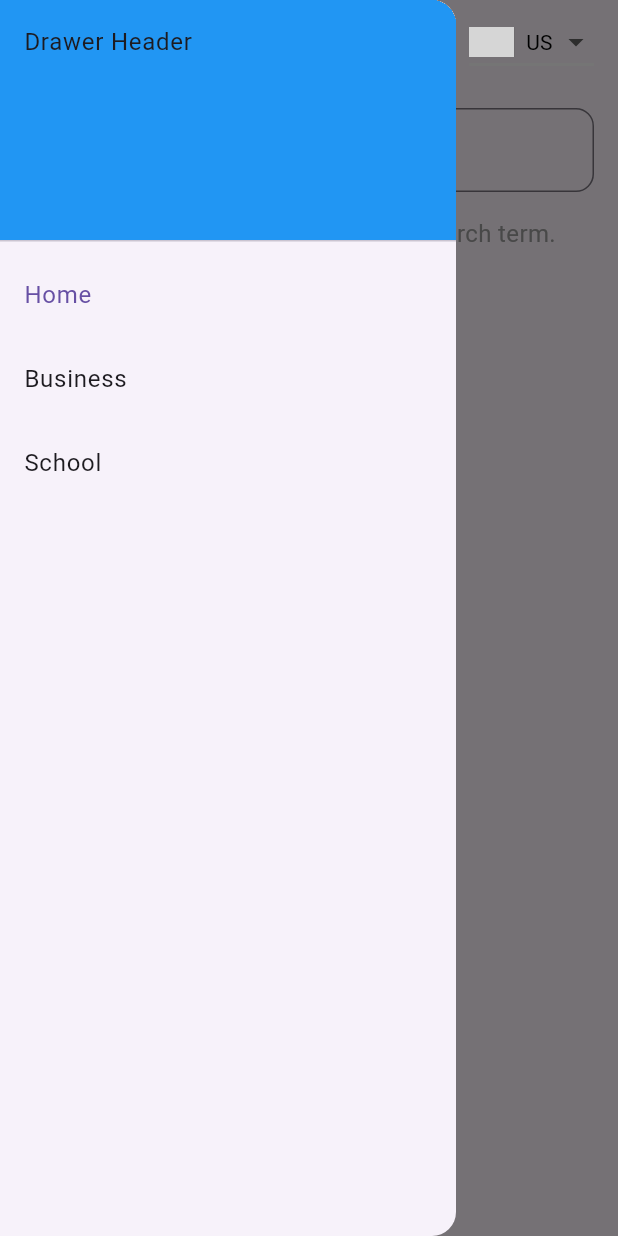
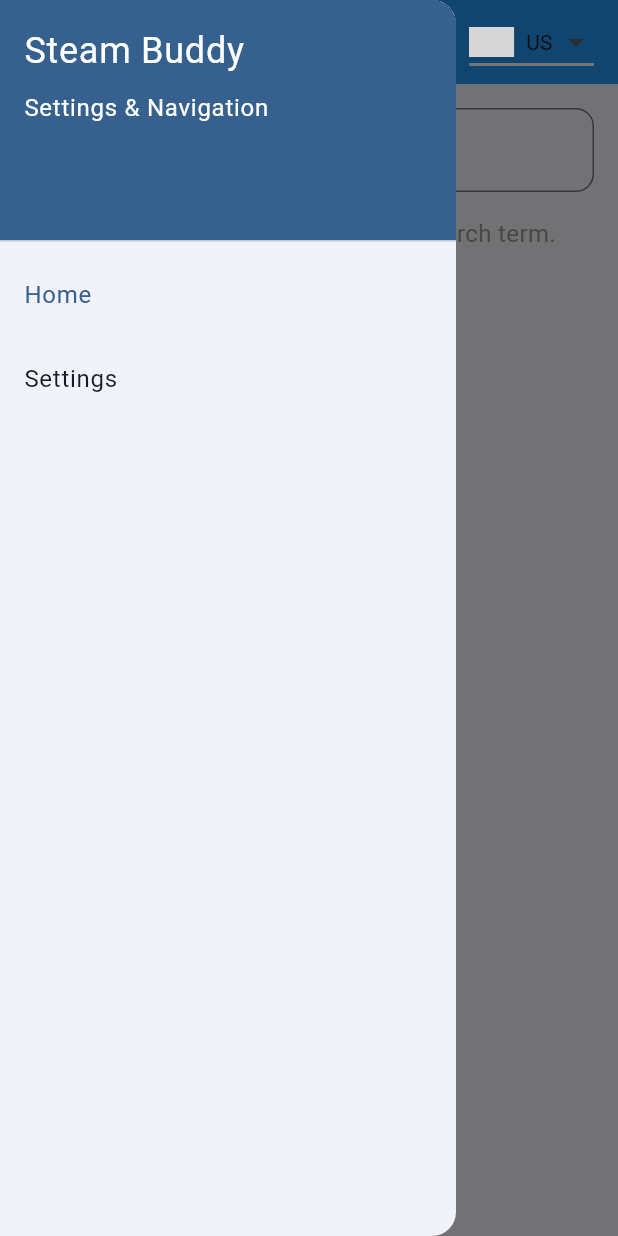
Before and after one commit to reihansyahfitra/steam_buddy_flutter, a Flutter app: the screen it shows after launch, in the side drawer, after a tap on the "menu" icon, on a phone screen of 412 x 824 dp. Run offline on Flutter 3.47's test engine with Material 3 defaults, Android fonts, the phone set to English and light mode, and no system bars; our stand-ins replace shared_preferences; missing offline and left inert: country_flags; network calls fail; grey boxes are pictures that could not be loaded.

Commit message:
Add ThemeProvider for dynamic theming and integrate with main app structure

```diff
--- a/lib/home.dart
+++ b/lib/home.dart
@@ -517,10 +517,7 @@
             _isLoading = false;
           });
 
-          print('Loaded ${_games.length} featured games');
-          if (_games.isNotEmpty) {
-            print('Sample game: ${_games.first}');
-          }
+          if (_games.isNotEmpty) {}
         } else {
           throw Exception('Failed to load featured games');
         }
@@ -534,7 +531,6 @@
             ),
           );
         });
-        print('Error loading featured games: $e');
       }
     } else {
       try {
--- a/lib/main.dart
+++ b/lib/main.dart
@@ -2,11 +2,16 @@
 import 'package:steam_buddy/home.dart';
 import 'package:provider/provider.dart';
 import 'package:steam_buddy/currency_provider.dart';
+import 'package:steam_buddy/theme_provider.dart';
+import 'package:steam_buddy/settings.dart';
 import 'package:country_flags/country_flags.dart';
 
 void main() => runApp(
-  ChangeNotifierProvider(
-    create: (context) => CurrencyProvider(),
+  MultiProvider(
+    providers: [
+      ChangeNotifierProvider(create: (context) => CurrencyProvider()),
+      ChangeNotifierProvider(create: (context) => ThemeProvider()),
+    ],
     child: const MyApp(),
   ),
 );
@@ -18,8 +23,11 @@
 
   @override
   Widget build(BuildContext context) {
-    return const MaterialApp(
+    final themeProvider = Provider.of<ThemeProvider>(context);
+
+    return MaterialApp(
       title: appTitle,
+      theme: themeProvider.currentTheme,
       debugShowCheckedModeBanner: false,
       home: MyHomePage(title: appTitle),
     );
@@ -135,8 +143,7 @@
   );
   static const List<Widget> _widgetOptions = <Widget>[
     HomeScreen(),
-    Text('Index 1: Business', style: optionStyle),
-    Text('Index 2: School', style: optionStyle),
+    SettingScreen(),
   ];
 
   void _onItemTapped(int index) {
@@ -148,6 +155,7 @@
   @override
   Widget build(BuildContext context) {
     final currencyProvider = Provider.of<CurrencyProvider>(context);
+    final themeProvider = Provider.of<ThemeProvider>(context);
 
     return Scaffold(
       appBar: AppBar(
@@ -179,7 +187,17 @@
                           children: [
                             _getFlag(value),
                             const SizedBox(width: 8),
-                            Text(value),
+                            Text(
+                              value,
+                              style: TextStyle(
+                                color:
+                                    themeProvider
+                                        .currentTheme
+                                        .textTheme
+                                        .bodyLarge!
+                                        .color,
+                              ),
+                            ),
                           ],
                         ),
                       ),
@@ -201,16 +219,32 @@
       ),
       body: Center(child: _widgetOptions[_selectedIndex]),
       drawer: Drawer(
-        // Add a ListView to the drawer. This ensures the user can scroll
-        // through the options in the drawer if there isn't enough vertical
-        // space to fit everything.
         child: ListView(
-          // Important: Remove any padding from the ListView.
           padding: EdgeInsets.zero,
           children: [
-            const DrawerHeader(
-              decoration: BoxDecoration(color: Colors.blue),
-              child: Text('Drawer Header'),
+            DrawerHeader(
+              decoration: BoxDecoration(
+                color: Theme.of(context).colorScheme.primary,
+              ),
+              child: Column(
+                crossAxisAlignment: CrossAxisAlignment.start,
+                children: [
+                  Text(
+                    'Steam Buddy',
+                    style: TextStyle(
+                      color: Theme.of(context).colorScheme.onPrimary,
+                      fontSize: 24,
+                    ),
+                  ),
+                  const SizedBox(height: 8),
+                  Text(
+                    'Settings & Navigation',
+                    style: TextStyle(
+                      color: Theme.of(context).colorScheme.onPrimary,
+                    ),
+                  ),
+                ],
+              ),
             ),
             ListTile(
               title: const Text('Home'),
@@ -223,21 +257,11 @@
               },
             ),
             ListTile(
-              title: const Text('Business'),
+              title: const Text('Settings'),
               selected: _selectedIndex == 1,
               onTap: () {
                 // Update the state of the app
                 _onItemTapped(1);
-                // Then close the drawer
-                Navigator.pop(context);
-              },
-            ),
-            ListTile(
-              title: const Text('School'),
-              selected: _selectedIndex == 2,
-              onTap: () {
-                // Update the state of the app
-                _onItemTapped(2);
                 // Then close the drawer
                 Navigator.pop(context);
               },
--- /dev/null
+++ b/lib/theme_provider.dart
@@ -0,0 +1,148 @@
+import 'package:flutter/material.dart';
+import 'package:shared_preferences/shared_preferences.dart';
+
+class ThemeProvider extends ChangeNotifier {
+  final ThemeData _lightTheme = ThemeData(
+    useMaterial3: true,
+    colorScheme: ColorScheme.fromSeed(
+      seedColor: Colors.blue,
+      brightness: Brightness.light,
+    ),
+    appBarTheme: const AppBarTheme(
+      backgroundColor: Colors.blue,
+      foregroundColor: Colors.white,
+    ),
+    cardTheme: const CardTheme(clipBehavior: Clip.antiAlias),
+  );
+
+  final ThemeData _darkTheme = ThemeData(
+    useMaterial3: true,
+    colorScheme: ColorScheme.fromSeed(
+      seedColor: Colors.blue,
+      brightness: Brightness.dark,
+    ),
+    appBarTheme: AppBarTheme(
+      backgroundColor: Colors.grey[850],
+      foregroundColor: Colors.white,
+    ),
+    cardTheme: const CardTheme(clipBehavior: Clip.antiAlias),
+  );
+
+  final Map<String, ThemeData> _colorThemes = {
+    'blue': ThemeData(
+      useMaterial3: true,
+      colorScheme: ColorScheme.fromSeed(
+        seedColor: Colors.blue,
+        brightness: Brightness.light,
+      ),
+      appBarTheme: const AppBarTheme(
+        backgroundColor: Colors.blue,
+        foregroundColor: Colors.white,
+      ),
+    ),
+    'green': ThemeData(
+      useMaterial3: true,
+      colorScheme: ColorScheme.fromSeed(
+        seedColor: Colors.green,
+        brightness: Brightness.light,
+      ),
+      appBarTheme: const AppBarTheme(
+        backgroundColor: Colors.green,
+        foregroundColor: Colors.white,
+      ),
+    ),
+    'purple': ThemeData(
+      useMaterial3: true,
+      colorScheme: ColorScheme.fromSeed(
+        seedColor: Colors.purple,
+        brightness: Brightness.light,
+      ),
+      appBarTheme: const AppBarTheme(
+        backgroundColor: Colors.purple,
+        foregroundColor: Colors.white,
+      ),
+    ),
+    'orange': ThemeData(
+      useMaterial3: true,
+      colorScheme: ColorScheme.fromSeed(
+        seedColor: Colors.orange,
+        brightness: Brightness.light,
+      ),
+      appBarTheme: const AppBarTheme(
+        backgroundColor: Colors.orange,
+        foregroundColor: Colors.white,
+      ),
+    ),
+    'red': ThemeData(
+      useMaterial3: true,
+      colorScheme: ColorScheme.fromSeed(
+        seedColor: Colors.red,
+        brightness: Brightness.light,
+      ),
+      appBarTheme: const AppBarTheme(
+        backgroundColor: Colors.red,
+        foregroundColor: Colors.white,
+      ),
+      cardTheme: const CardTheme(clipBehavior: Clip.antiAlias),
+    ),
+    'teal': ThemeData(
+      useMaterial3: true,
+      colorScheme: ColorScheme.fromSeed(
+        seedColor: Colors.teal,
+        brightness: Brightness.light,
+      ),
+      appBarTheme: const AppBarTheme(
+        backgroundColor: Colors.teal,
+        foregroundColor: Colors.white,
+      ),
+      cardTheme: const CardTheme(clipBehavior: Clip.antiAlias),
+    ),
+  };
+
+  bool _isDarkMode = false;
+  String _colorKey = 'blue';
+
+  ThemeProvider() {
+    _loadSettings();
+  }
+
+  Future<void> _loadSettings() async {
+    final prefs = await SharedPreferences.getInstance();
+    _isDarkMode = prefs.getBool('isDarkMode') ?? false;
+    _colorKey = prefs.getString('themeColor') ?? 'blue';
+    notifyListeners();
+  }
+
+  Future<void> _saveSettings() async {
+    final prefs = await SharedPreferences.getInstance();
+    await prefs.setBool('isDarkMode', _isDarkMode);
+    await prefs.setString('themeColor', _colorKey);
+  }
+
+  bool get isDarkMode => _isDarkMode;
+  String get colorKey => _colorKey;
+  ThemeData get currentTheme => _isDarkMode ? _darkTheme : _getThemeByColor();
+
+  List<String> get availableColors => _colorThemes.keys.toList();
+
+  ThemeData _getThemeByColor() {
+    if (_colorThemes.containsKey(_colorKey)) {
+      return _colorThemes[_colorKey]!;
+    }
+    return _lightTheme;
+  }
+
+  void toggleDarkMode() {
+    _isDarkMode = !_isDarkMode;
+    _saveSettings();
+    notifyListeners();
+  }
+
+  void setColorTheme(String colorKey) {
+    if (_colorThemes.containsKey(colorKey)) {
+      _colorKey = colorKey;
+      _saveSettings();
+      notifyListeners();
+    }
+  }
+}
--- a/pubspec.yaml
+++ b/pubspec.yaml
@@ -12,6 +12,7 @@
   http: ^1.3.0
   provider: ^6.1.2
   country_flags: ^3.2.0
+  shared_preferences: ^2.5.2
 
 dev_dependencies:
   flutter_test:
```
Also changed, not shown: lib/settings.dart (added, +222 -0 lines), pubspec.lock, 1 other file.
